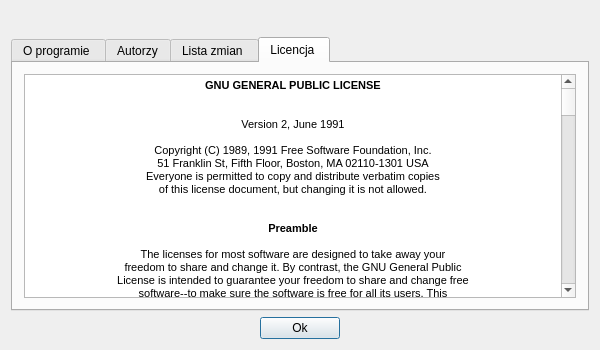
This is src/moor_gui/src/aboutdialog.ui in cykus/moorie as Qt 5 draws it before an edit. The edited form follows.
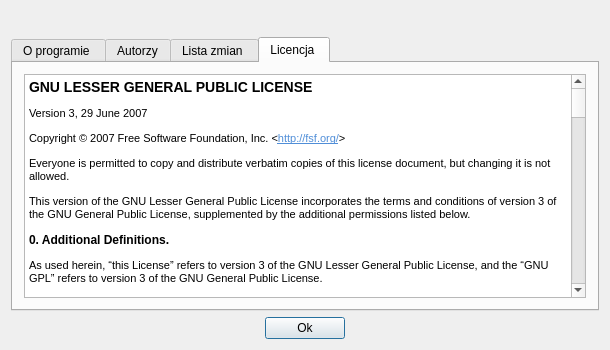
This is the edited form. The open tabs and pages were chosen to show the change.

Commit message: Zmiania licencji qmoorie

Patch:
```diff
--- a/src/moor_gui/src/aboutdialog.ui
+++ b/src/moor_gui/src/aboutdialog.ui
@@ -7,19 +7,19 @@
    <rect>
     <x>0</x>
     <y>0</y>
-    <width>600</width>
+    <width>610</width>
     <height>350</height>
    </rect>
   </property>
   <property name="minimumSize">
    <size>
-    <width>600</width>
+    <width>610</width>
     <height>350</height>
    </size>
   </property>
   <property name="maximumSize">
    <size>
-    <width>600</width>
+    <width>610</width>
     <height>350</height>
    </size>
   </property>
@@ -209,28 +209,51 @@
           <widget class="QTextBrowser" name="te_licencja">
            <property name="html">
             <string>&lt;!DOCTYPE HTML PUBLIC &quot;-//W3C//DTD HTML 4.0//EN&quot; &quot;http://www.w3.org/TR/REC-html40/strict.dtd&quot;&gt;
-&lt;html&gt;&lt;head&gt;&lt;meta name=&quot;qrichtext&quot; content=&quot;1&quot; /&gt;&lt;style type=&quot;text/css&quot;&gt;
+&lt;html&gt;&lt;head&gt;&lt;meta name=&quot;qrichtext&quot; content=&quot;1&quot; /&gt;&lt;title&gt;GNU Lesser General Public License - GNU Project - Free Software Foundation (FSF)&lt;/title&gt;&lt;style type=&quot;text/css&quot;&gt;
 p, li { white-space: pre-wrap; }
 &lt;/style&gt;&lt;/head&gt;&lt;body style=&quot; font-family:'Sans Serif'; font-size:8pt; font-weight:400; font-style:normal;&quot;&gt;
 &lt;table border=&quot;0&quot; style=&quot;-qt-table-type: root; margin-top:4px; margin-bottom:4px; margin-left:4px; margin-right:4px;&quot;&gt;
 &lt;tr&gt;
 &lt;td style=&quot;border: none;&quot;&gt;
-&lt;p align=&quot;center&quot; style=&quot; margin-top:0px; margin-bottom:0px; margin-left:0px; margin-right:0px; -qt-block-indent:0; text-indent:0px;&quot;&gt;&lt;span style=&quot; font-family:'Bitstream Vera Sans'; font-weight:600;&quot;&gt;GNU GENERAL PUBLIC LICENSE&lt;/span&gt;&lt;/p&gt;
-&lt;p align=&quot;center&quot; style=&quot; margin-top:0px; margin-bottom:0px; margin-left:0px; margin-right:0px; -qt-block-indent:0; text-indent:0px;&quot;&gt;&lt;span style=&quot; font-family:'Bitstream Vera Sans';&quot;&gt;&lt;br /&gt;&lt;/span&gt;&lt;/p&gt;
-&lt;p align=&quot;center&quot; style=&quot; margin-top:0px; margin-bottom:0px; margin-left:0px; margin-right:0px; -qt-block-indent:0; text-indent:0px;&quot;&gt;&lt;span style=&quot; font-family:'Bitstream Vera Sans';&quot;&gt;Version 2, June 1991&lt;/span&gt;&lt;/p&gt;
-&lt;p align=&quot;center&quot; style=&quot; margin-top:0px; margin-bottom:0px; margin-left:0px; margin-right:0px; -qt-block-indent:0; text-indent:0px;&quot;&gt;&lt;span style=&quot; font-family:'Bitstream Vera Sans';&quot;&gt;&lt;br /&gt;Copyright (C) 1989, 1991 Free Software Foundation, Inc.&lt;br /&gt;51 Franklin St, Fifth Floor, Boston, MA 02110-1301 USA&lt;br /&gt;Everyone is permitted to copy and distribute verbatim copies&lt;br /&gt;of this license document, but changing it is not allowed.&lt;br /&gt;&lt;br /&gt;&lt;/span&gt;&lt;/p&gt;
-&lt;p align=&quot;center&quot; style=&quot; margin-top:0px; margin-bottom:0px; margin-left:0px; margin-right:0px; -qt-block-indent:0; text-indent:0px;&quot;&gt;&lt;span style=&quot; font-family:'Bitstream Vera Sans'; font-weight:600;&quot;&gt;Preamble&lt;/span&gt;&lt;/p&gt;
-&lt;p align=&quot;center&quot; style=&quot; margin-top:0px; margin-bottom:0px; margin-left:0px; margin-right:0px; -qt-block-indent:0; text-indent:0px;&quot;&gt;&lt;span style=&quot; font-family:'Bitstream Vera Sans';&quot;&gt;&lt;br /&gt;The licenses for most software are designed to take away your&lt;br /&gt;freedom to share and change it. By contrast, the GNU General Public&lt;br /&gt;License is intended to guarantee your freedom to share and change free&lt;br /&gt;software--to make sure the software is free for all its users. This&lt;br /&gt;General Public License applies to most of the Free Software&lt;br /&gt;Foundation's software and to any other program whose authors commit to&lt;br /&gt;using it. (Some other Free Software Foundation software is covered by&lt;br /&gt;the GNU Library General Public License instead.) You can apply it to&lt;br /&gt;your programs, too.&lt;br /&gt;&lt;br /&gt;When we speak of free software, we are referring to freedom, not&lt;br /&gt;price. Our General Public Licenses are designed to make sure that you&lt;br /&gt;have the freedom to distribute copies of free software (and charge for&lt;br /&gt;this service if you wish), that you receive source code or can get it&lt;br /&gt;if you want it, that you can change the software or use pieces of it&lt;br /&gt;in new free programs; and that you know you can do these things.&lt;br /&gt;&lt;br /&gt;To protect your rights, we need to make restrictions that forbid&lt;br /&gt;anyone to deny you these rights or to ask you to surrender the rights.&lt;br /&gt;These restrictions translate to certain responsibilities for you if you&lt;br /&gt;distribute copies of the software, or if you modify it.&lt;br /&gt;&lt;br /&gt;For example, if you distribute copies of such a program, whether&lt;br /&gt;gratis or for a fee, you must give the recipients all the rights that&lt;br /&gt;you have. You must make sure that they, too, receive or can get the&lt;br /&gt;source code. And you must show them these terms so they know their&lt;br /&gt;rights.&lt;br /&gt;&lt;br /&gt;We protect your rights with two steps: (1) copyright the software, and&lt;br /&gt;(2) offer you this license which gives you legal permission to copy,&lt;br /&gt;distribute and/or modify the software.&lt;br /&gt;&lt;br /&gt;Also, for each author's protection and ours, we want to make certain&lt;br /&gt;that everyone understands that there is no warranty for this free&lt;br /&gt;software. If the software is modified by someone else and passed on, we&lt;br /&gt;want its recipients to know that what they have is not the original, so&lt;br /&gt;that any problems introduced by others will not reflect on the original&lt;br /&gt;authors' reputations.&lt;br /&gt;&lt;br /&gt;Finally, any free program is threatened constantly by software&lt;br /&gt;patents. We wish to avoid the danger that redistributors of a free&lt;br /&gt;program will individually obtain patent licenses, in effect making the&lt;br /&gt;program proprietary. To prevent this, we have made it clear that any&lt;br /&gt;patent must be licensed for everyone's free use or not licensed at all.&lt;br /&gt;&lt;br /&gt;The precise terms and conditions for copying, distribution and&lt;br /&gt;modification follow.&lt;br /&gt;&lt;br /&gt;&lt;/span&gt;&lt;/p&gt;
-&lt;p align=&quot;center&quot; style=&quot; margin-top:0px; margin-bottom:0px; margin-left:0px; margin-right:0px; -qt-block-indent:0; text-indent:0px;&quot;&gt;&lt;span style=&quot; font-family:'Bitstream Vera Sans'; font-weight:600;&quot;&gt;GNU GENERAL PUBLIC LICENSE&lt;/span&gt;&lt;/p&gt;
-&lt;p align=&quot;center&quot; style=&quot; margin-top:0px; margin-bottom:0px; margin-left:0px; margin-right:0px; -qt-block-indent:0; text-indent:0px;&quot;&gt;&lt;span style=&quot; font-family:'Bitstream Vera Sans';&quot;&gt;&lt;br /&gt;&lt;/span&gt;&lt;/p&gt;
-&lt;p align=&quot;center&quot; style=&quot; margin-top:0px; margin-bottom:0px; margin-left:0px; margin-right:0px; -qt-block-indent:0; text-indent:0px;&quot;&gt;&lt;span style=&quot; font-family:'Bitstream Vera Sans'; font-weight:600;&quot;&gt;TERMS AND CONDITIONS FOR COPYING, DISTRIBUTION AND MODIFICATION&lt;/span&gt;&lt;/p&gt;
-&lt;p align=&quot;center&quot; style=&quot; margin-top:0px; margin-bottom:0px; margin-left:0px; margin-right:0px; -qt-block-indent:0; text-indent:0px;&quot;&gt;&lt;span style=&quot; font-family:'Bitstream Vera Sans';&quot;&gt;&lt;br /&gt;0. This License applies to any program or other work which contains&lt;br /&gt;a notice placed by the copyright holder saying it may be distributed&lt;br /&gt;under the terms of this General Public License. The 'Program', below,&lt;br /&gt;refers to any such program or work, and a 'work based on the Program'&lt;br /&gt;means either the Program or any derivative work under copyright law:&lt;br /&gt;that is to say, a work containing the Program or a portion of it,&lt;br /&gt;either verbatim or with modifications and/or translated into another&lt;br /&gt;language. (Hereinafter, translation is included without limitation in&lt;br /&gt;the term 'modification'.) Each licensee is addressed as 'you'.&lt;br /&gt;&lt;br /&gt;Activities other than copying, distribution and modification are not&lt;br /&gt;covered by this License; they are outside its scope. The act of&lt;br /&gt;running the Program is not restricted, and the output from the Program&lt;br /&gt;is covered only if its contents constitute a work based on the&lt;br /&gt;Program (independent of having been made by running the Program).&lt;br /&gt;Whether that is true depends on what the Program does.&lt;br /&gt;&lt;br /&gt;1. You may copy and distribute verbatim copies of the Program's&lt;br /&gt;source code as you receive it, in any medium, provided that you&lt;br /&gt;conspicuously and appropriately publish on each copy an appropriate&lt;br /&gt;copyright notice and disclaimer of warranty; keep intact all the&lt;br /&gt;notices that refer to this License and to the absence of any warranty;&lt;br /&gt;and give any other recipients of the Program a copy of this License&lt;br /&gt;along with the Program.&lt;br /&gt;&lt;br /&gt;You may charge a fee for the physical act of transferring a copy, and&lt;br /&gt;you may at your option offer warranty protection in exchange for a fee.&lt;br /&gt;&lt;br /&gt;2. You may modify your copy or copies of the Program or any portion&lt;br /&gt;of it, thus forming a work based on the Program, and copy and&lt;br /&gt;distribute such modifications or work under the terms of Section 1&lt;br /&gt;above, provided that you also meet all of these conditions:&lt;br /&gt;&lt;br /&gt;a) You must cause the modified files to carry prominent notices&lt;br /&gt;stating that you changed the files and the date of any change.&lt;br /&gt;&lt;br /&gt;b) You must cause any work that you distribute or publish, that in&lt;br /&gt;whole or in part contains or is derived from the Program or any&lt;br /&gt;part thereof, to be licensed as a whole at no charge to all third&lt;br /&gt;parties under the terms of this License.&lt;br /&gt;&lt;br /&gt;c) If the modified program normally reads commands interactively&lt;br /&gt;when run, you must cause it, when started running for such&lt;br /&gt;interactive use in the most ordinary way, to print or display an&lt;br /&gt;announcement including an appropriate copyright notice and a&lt;br /&gt;notice that there is no warranty (or else, saying that you provide&lt;br /&gt;a warranty) and that users may redistribute the program under&lt;br /&gt;these conditions, and telling the user how to view a copy of this&lt;br /&gt;License. (Exception: if the Program itself is interactive but&lt;br /&gt;does not normally print such an announcement, your work based on&lt;br /&gt;the Program is not required to print an announcement.)&lt;br /&gt;&lt;br /&gt;These requirements apply to the modified work as a whole. If&lt;br /&gt;identifiable sections of that work are not derived from the Program,&lt;br /&gt;and can be reasonably considered independent and separate works in&lt;br /&gt;themselves, then this License, and its terms, do not apply to those&lt;br /&gt;sections when you distribute them as separate works. But when you&lt;br /&gt;distribute the same sections as part of a whole which is a work based&lt;br /&gt;on the Program, the distribution of the whole must be on the terms of&lt;br /&gt;this License, whose permissions for other licensees extend to the&lt;br /&gt;entire whole, and thus to each and every part regardless of who wrote it.&lt;br /&gt;&lt;br /&gt;Thus, it is not the intent of this section to claim rights or contest&lt;br /&gt;your rights to work written entirely by you; rather, the intent is to&lt;br /&gt;exercise the right to control the distribution of derivative or&lt;br /&gt;collective works based on the Program.&lt;br /&gt;&lt;br /&gt;In addition, mere aggregation of another work not based on the Program&lt;br /&gt;with the Program (or with a work based on the Program) on a volume of&lt;br /&gt;a storage or distribution medium does not bring the other work under&lt;br /&gt;the scope of this License.&lt;br /&gt;&lt;br /&gt;3. You may copy and distribute the Program (or a work based on it,&lt;br /&gt;under Section 2) in object code or executable form under the terms of&lt;br /&gt;Sections 1 and 2 above provided that you also do one of the following:&lt;br /&gt;&lt;br /&gt;a) Accompany it with the complete corresponding machine-readable&lt;br /&gt;source code, which must be distributed under the terms of Sections&lt;br /&gt;1 and 2 above on a medium customarily used for software interchange; or,&lt;br /&gt;&lt;br /&gt;b) Accompany it with a written offer, valid for at least three&lt;br /&gt;years, to give any third party, for a charge no more than your&lt;br /&gt;cost of physically performing source distribution, a complete&lt;br /&gt;machine-readable copy of the corresponding source code, to be&lt;br /&gt;distributed under the terms of Sections 1 and 2 above on a medium&lt;br /&gt;customarily used for software interchange; or,&lt;br /&gt;&lt;br /&gt;c) Accompany it with the information you received as to the offer&lt;br /&gt;to distribute corresponding source code. (This alternative is&lt;br /&gt;allowed only for noncommercial distribution and only if you&lt;br /&gt;received the program in object code or executable form with such&lt;br /&gt;an offer, in accord with Subsection b above.)&lt;br /&gt;&lt;br /&gt;The source code for a work means the preferred form of the work for&lt;br /&gt;making modifications to it. For an executable work, complete source&lt;br /&gt;code means all the source code for all modules it contains, plus any&lt;br /&gt;associated interface definition files, plus the scripts used to&lt;br /&gt;control compilation and installation of the executable. However, as a&lt;br /&gt;special exception, the source code distributed need not include&lt;br /&gt;anything that is normally distributed (in either source or binary&lt;br /&gt;form) with the major components (compiler, kernel, and so on) of the&lt;br /&gt;operating system on which the executable runs, unless that component&lt;br /&gt;itself accompanies the executable.&lt;br /&gt;&lt;br /&gt;If distribution of executable or object code is made by offering&lt;br /&gt;access to copy from a designated place, then offering equivalent&lt;br /&gt;access to copy the source code from the same place counts as&lt;br /&gt;distribution of the source code, even though third parties are not&lt;br /&gt;compelled to copy the source along with the object code.&lt;br /&gt;&lt;br /&gt;4. You may not copy, modify, sublicense, or distribute the Program&lt;br /&gt;except as expressly provided under this License. Any attempt&lt;br /&gt;otherwise to copy, modify, sublicense or distribute the Program is&lt;br /&gt;void, and will automatically terminate your rights under this License.&lt;br /&gt;However, parties who have received copies, or rights, from you under&lt;br /&gt;this License will not have their licenses terminated so long as such&lt;br /&gt;parties remain in full compliance.&lt;br /&gt;&lt;br /&gt;5. You are not required to accept this License, since you have not&lt;br /&gt;signed it. However, nothing else grants you permission to modify or&lt;br /&gt;distribute the Program or its derivative works. These actions are&lt;br /&gt;prohibited by law if you do not accept this License. Therefore, by&lt;br /&gt;modifying or distributing the Program (or any work based on the&lt;br /&gt;Program), you indicate your acceptance of this License to do so, and&lt;br /&gt;all its terms and conditions for copying, distributing or modifying&lt;br /&gt;the Program or works based on it.&lt;br /&gt;&lt;br /&gt;6. Each time you redistribute the Program (or any work based on the&lt;br /&gt;Program), the recipient automatically receives a license from the&lt;br /&gt;original licensor to copy, distribute or modify the Program subject to&lt;br /&gt;these terms and conditions. You may not impose any further&lt;br /&gt;restrictions on the recipients' exercise of the rights granted herein.&lt;br /&gt;You are not responsible for enforcing compliance by third parties to&lt;br /&gt;this License.&lt;br /&gt;&lt;br /&gt;7. If, as a consequence of a court judgment or allegation of patent&lt;br /&gt;infringement or for any other reason (not limited to patent issues),&lt;br /&gt;conditions are imposed on you (whether by court order, agreement or&lt;br /&gt;otherwise) that contradict the conditions of this License, they do not&lt;br /&gt;excuse you from the conditions of this License. If you cannot&lt;br /&gt;distribute so as to satisfy simultaneously your obligations under this&lt;br /&gt;License and any other pertinent obligations, then as a consequence you&lt;br /&gt;may not distribute the Program at all. For example, if a patent&lt;br /&gt;license would not permit royalty-free redistribution of the Program by&lt;br /&gt;all those who receive copies directly or indirectly through you, then&lt;br /&gt;the only way you could satisfy both it and this License would be to&lt;br /&gt;refrain entirely from distribution of the Program.&lt;br /&gt;&lt;br /&gt;If any portion of this section is held invalid or unenforceable under&lt;br /&gt;any particular circumstance, the balance of the section is intended to&lt;br /&gt;apply and the section as a whole is intended to apply in other&lt;br /&gt;circumstances.&lt;br /&gt;&lt;br /&gt;It is not the purpose of this section to induce you to infringe any&lt;br /&gt;patents or other property right claims or to contest validity of any&lt;br /&gt;such claims; this section has the sole purpose of protecting the&lt;br /&gt;integrity of the free software distribution system, which is&lt;br /&gt;implemented by public license practices. Many people have made&lt;br /&gt;generous contributions to the wide range of software distributed&lt;br /&gt;through that system in reliance on consistent application of that&lt;br /&gt;system; it is up to the author/donor to decide if he or she is willing&lt;br /&gt;to distribute software through any other system and a licensee cannot&lt;br /&gt;impose that choice.&lt;br /&gt;&lt;br /&gt;This section is intended to make thoroughly clear what is believed to&lt;br /&gt;be a consequence of the rest of this License.&lt;br /&gt;&lt;br /&gt;8. If the distribution and/or use of the Program is restricted in&lt;br /&gt;certain countries either by patents or by copyrighted interfaces, the&lt;br /&gt;original copyright holder who places the Program under this License&lt;br /&gt;may add an explicit geographical distribution limitation excluding&lt;br /&gt;those countries, so that distribution is permitted only in or among&lt;br /&gt;countries not thus excluded. In such case, this License incorporates&lt;br /&gt;the limitation as if written in the body of this License.&lt;br /&gt;&lt;br /&gt;9. The Free Software Foundation may publish revised and/or new versions&lt;br /&gt;of the General Public License from time to time. Such new versions will&lt;br /&gt;be similar in spirit to the present version, but may differ in detail to&lt;br /&gt;address new problems or concerns.&lt;br /&gt;&lt;br /&gt;Each version is given a distinguishing version number. If the Program&lt;br /&gt;specifies a version number of this License which applies to it and 'any&lt;br /&gt;later version', you have the option of following the terms and conditions&lt;br /&gt;either of that version or of any later version published by the Free&lt;br /&gt;Software Foundation. If the Program does not specify a version number of&lt;br /&gt;this License, you may choose any version ever published by the Free Software&lt;br /&gt;Foundation.&lt;br /&gt;&lt;br /&gt;10. If you wish to incorporate parts of the Program into other free&lt;br /&gt;programs whose distribution conditions are different, write to the author&lt;br /&gt;to ask for permission. For software which is copyrighted by the Free&lt;br /&gt;Software Foundation, write to the Free Software Foundation; we sometimes&lt;br /&gt;make exceptions for this. Our decision will be guided by the two goals&lt;br /&gt;of preserving the free status of all derivatives of our free software and&lt;br /&gt;of promoting the sharing and reuse of software generally.&lt;br /&gt;&lt;br /&gt;&lt;/span&gt;&lt;/p&gt;
-&lt;p align=&quot;center&quot; style=&quot; margin-top:0px; margin-bottom:0px; margin-left:0px; margin-right:0px; -qt-block-indent:0; text-indent:0px;&quot;&gt;&lt;span style=&quot; font-family:'Bitstream Vera Sans'; font-weight:600;&quot;&gt;NO WARRANTY&lt;/span&gt;&lt;/p&gt;
-&lt;p align=&quot;center&quot; style=&quot; margin-top:0px; margin-bottom:0px; margin-left:0px; margin-right:0px; -qt-block-indent:0; text-indent:0px;&quot;&gt;&lt;span style=&quot; font-family:'Bitstream Vera Sans';&quot;&gt;&lt;br /&gt;11. BECAUSE THE PROGRAM IS LICENSED FREE OF CHARGE, THERE IS NO WARRANTY&lt;br /&gt;FOR THE PROGRAM, TO THE EXTENT PERMITTED BY APPLICABLE LAW. EXCEPT WHEN&lt;br /&gt;OTHERWISE STATED IN WRITING THE COPYRIGHT HOLDERS AND/OR OTHER PARTIES&lt;br /&gt;PROVIDE THE PROGRAM &amp;quot;AS IS&amp;quot; WITHOUT WARRANTY OF ANY KIND, EITHER EXPRESSED&lt;br /&gt;OR IMPLIED, INCLUDING, BUT NOT LIMITED TO, THE IMPLIED WARRANTIES OF&lt;br /&gt;MERCHANTABILITY AND FITNESS FOR A PARTICULAR PURPOSE. THE ENTIRE RISK AS&lt;br /&gt;TO THE QUALITY AND PERFORMANCE OF THE PROGRAM IS WITH YOU. SHOULD THE&lt;br /&gt;PROGRAM PROVE DEFECTIVE, YOU ASSUME THE COST OF ALL NECESSARY SERVICING,&lt;br /&gt;REPAIR OR CORRECTION.&lt;br /&gt;&lt;br /&gt;12. IN NO EVENT UNLESS REQUIRED BY APPLICABLE LAW OR AGREED TO IN WRITING&lt;br /&gt;WILL ANY COPYRIGHT HOLDER, OR ANY OTHER PARTY WHO MAY MODIFY AND/OR&lt;br /&gt;REDISTRIBUTE THE PROGRAM AS PERMITTED ABOVE, BE LIABLE TO YOU FOR DAMAGES,&lt;br /&gt;INCLUDING ANY GENERAL, SPECIAL, INCIDENTAL OR CONSEQUENTIAL DAMAGES ARISING&lt;br /&gt;OUT OF THE USE OR INABILITY TO USE THE PROGRAM (INCLUDING BUT NOT LIMITED&lt;br /&gt;TO LOSS OF DATA OR DATA BEING RENDERED INACCURATE OR LOSSES SUSTAINED BY&lt;br /&gt;YOU OR THIRD PARTIES OR A FAILURE OF THE PROGRAM TO OPERATE WITH ANY OTHER&lt;br /&gt;PROGRAMS), EVEN IF SUCH HOLDER OR OTHER PARTY HAS BEEN ADVISED OF THE&lt;br /&gt;POSSIBILITY OF SUCH DAMAGES.&lt;br /&gt;&lt;br /&gt;&lt;/span&gt;&lt;/p&gt;
-&lt;p align=&quot;center&quot; style=&quot; margin-top:0px; margin-bottom:0px; margin-left:0px; margin-right:0px; -qt-block-indent:0; text-indent:0px;&quot;&gt;&lt;span style=&quot; font-family:'Bitstream Vera Sans'; font-weight:600;&quot;&gt;END OF TERMS AND CONDITIONS&lt;/span&gt;&lt;/p&gt;
-&lt;p align=&quot;center&quot; style=&quot; margin-top:0px; margin-bottom:0px; margin-left:0px; margin-right:0px; -qt-block-indent:0; text-indent:0px;&quot;&gt;&lt;span style=&quot; font-family:'Bitstream Vera Sans';&quot;&gt;&lt;br /&gt;&lt;/span&gt;&lt;/p&gt;
-&lt;p align=&quot;center&quot; style=&quot; margin-top:0px; margin-bottom:0px; margin-left:0px; margin-right:0px; -qt-block-indent:0; text-indent:0px;&quot;&gt;&lt;span style=&quot; font-family:'Bitstream Vera Sans';&quot;&gt;How to Apply These Terms to Your New Programs&lt;/span&gt;&lt;/p&gt;
-&lt;p align=&quot;center&quot; style=&quot; margin-top:0px; margin-bottom:0px; margin-left:0px; margin-right:0px; -qt-block-indent:0; text-indent:0px;&quot;&gt;&lt;span style=&quot; font-family:'Bitstream Vera Sans';&quot;&gt;&lt;br /&gt;If you develop a new program, and you want it to be of the greatest&lt;br /&gt;possible use to the public, the best way to achieve this is to make it&lt;br /&gt;free software which everyone can redistribute and change under these terms.&lt;br /&gt;&lt;br /&gt;To do so, attach the following notices to the program. It is safest&lt;br /&gt;to attach them to the start of each source file to most effectively&lt;br /&gt;convey the exclusion of warranty; and each file should have at least&lt;br /&gt;the 'copyright' line and a pointer to where the full notice is found.&lt;br /&gt;&lt;br /&gt;&lt;br /&gt;Copyright (C) &lt;br /&gt;&lt;br /&gt;This program is free software; you can redistribute it and/or modify&lt;br /&gt;it under the terms of the GNU General Public License as published by&lt;br /&gt;the Free Software Foundation; either version 2 of the License, or&lt;br /&gt;(at your option) any later version.&lt;br /&gt;&lt;br /&gt;This program is distributed in the hope that it will be useful,&lt;br /&gt;but WITHOUT ANY WARRANTY; without even the implied warranty of&lt;br /&gt;MERCHANTABILITY or FITNESS FOR A PARTICULAR PURPOSE. See the&lt;br /&gt;GNU General Public License for more details.&lt;br /&gt;&lt;br /&gt;You should have received a copy of the GNU General Public License&lt;br /&gt;along with this program; if not, write to the Free Software&lt;br /&gt;Foundation, Inc., 51 Franklin St, Fifth Floor, Boston, MA 02110-1301 USA&lt;br /&gt;&lt;br /&gt;&lt;br /&gt;Also add information on how to contact you by electronic and paper mail.&lt;br /&gt;&lt;br /&gt;If the program is interactive, make it output a short notice like this&lt;br /&gt;when it starts in an interactive mode:&lt;br /&gt;&lt;br /&gt;Gnomovision version 69, Copyright (C) year name of author&lt;br /&gt;Gnomovision comes with ABSOLUTELY NO WARRANTY; for details type `show w'.&lt;br /&gt;This is free software, and you are welcome to redistribute it&lt;br /&gt;under certain conditions; type `show c' for details.&lt;br /&gt;&lt;br /&gt;The hypothetical commands `show w' and `show c' should show the appropriate&lt;br /&gt;parts of the General Public License. Of course, the commands you use may&lt;br /&gt;be called something other than `show w' and `show c'; they could even be&lt;br /&gt;mouse-clicks or menu items--whatever suits your program.&lt;br /&gt;&lt;br /&gt;You should also get your employer (if you work as a programmer) or your&lt;br /&gt;school, if any, to sign a 'copyright disclaimer' for the program, if&lt;br /&gt;necessary. Here is a sample; alter the names:&lt;br /&gt;&lt;br /&gt;Yoyodyne, Inc., hereby disclaims all copyright interest in the program&lt;br /&gt;`Gnomovision' (which makes passes at compilers) written by James Hacker.&lt;br /&gt;&lt;br /&gt;'signature of Ty Coon', 1 April 1989&lt;br /&gt;Ty Coon, President of Vice&lt;br /&gt;&lt;br /&gt;This General Public License does not permit incorporating your program into&lt;br /&gt;proprietary programs. If your program is a subroutine library, you may&lt;br /&gt;consider it more useful to permit linking proprietary applications with the&lt;br /&gt;library. If this is what you want to do, use the GNU Library General&lt;br /&gt;Public License instead of this License.&lt;br /&gt;&lt;/span&gt;&lt;/p&gt;&lt;/td&gt;&lt;/tr&gt;&lt;/table&gt;&lt;/body&gt;&lt;/html&gt;</string>
+&lt;p style=&quot; margin-top:14px; margin-bottom:12px; margin-left:0px; margin-right:0px; -qt-block-indent:0; text-indent:0px;&quot;&gt;&lt;span style=&quot; font-size:large; font-weight:600;&quot;&gt;GNU LESSER GENERAL PUBLIC LICENSE&lt;/span&gt; &lt;/p&gt;
+&lt;p style=&quot; margin-top:12px; margin-bottom:12px; margin-left:0px; margin-right:0px; -qt-block-indent:0; text-indent:0px;&quot;&gt;Version 3, 29 June 2007 &lt;/p&gt;
+&lt;p style=&quot; margin-top:12px; margin-bottom:12px; margin-left:0px; margin-right:0px; -qt-block-indent:0; text-indent:0px;&quot;&gt;Copyright © 2007 Free Software Foundation, Inc. &amp;lt;&lt;a href=&quot;http://fsf.org/&quot;&gt;&lt;span style=&quot; text-decoration: underline; color:#508ed8;&quot;&gt;http://fsf.org/&lt;/span&gt;&lt;/a&gt;&amp;gt;&lt;/p&gt;
+&lt;p style=&quot; margin-top:12px; margin-bottom:12px; margin-left:0px; margin-right:0px; -qt-block-indent:0; text-indent:0px;&quot;&gt;Everyone is permitted to copy and distribute verbatim copies of this license document, but changing it is not allowed. &lt;/p&gt;
+&lt;p style=&quot; margin-top:12px; margin-bottom:12px; margin-left:0px; margin-right:0px; -qt-block-indent:0; text-indent:0px;&quot;&gt;This version of the GNU Lesser General Public License incorporates the terms and conditions of version 3 of the GNU General Public License, supplemented by the additional permissions listed below. &lt;/p&gt;
+&lt;p style=&quot; margin-top:0px; margin-bottom:0px; margin-left:0px; margin-right:0px; -qt-block-indent:0; text-indent:0px;&quot;&gt;&lt;a name=&quot;section0&quot;&gt;&lt;/a&gt;&lt;span style=&quot; font-size:medium; font-weight:600;&quot;&gt;0&lt;/span&gt;&lt;span style=&quot; font-size:medium; font-weight:600;&quot;&gt;. Additional Definitions.&lt;/span&gt; &lt;/p&gt;
+&lt;p style=&quot; margin-top:12px; margin-bottom:12px; margin-left:0px; margin-right:0px; -qt-block-indent:0; text-indent:0px;&quot;&gt;As used herein, “this License” refers to version 3 of the GNU Lesser General Public License, and the “GNU GPL” refers to version 3 of the GNU General Public License. &lt;/p&gt;
+&lt;p style=&quot; margin-top:12px; margin-bottom:12px; margin-left:0px; margin-right:0px; -qt-block-indent:0; text-indent:0px;&quot;&gt;“The Library” refers to a covered work governed by this License, other than an Application or a Combined Work as defined below. &lt;/p&gt;
+&lt;p style=&quot; margin-top:12px; margin-bottom:12px; margin-left:0px; margin-right:0px; -qt-block-indent:0; text-indent:0px;&quot;&gt;An “Application” is any work that makes use of an interface provided by the Library, but which is not otherwise based on the Library. Defining a subclass of a class defined by the Library is deemed a mode of using an interface provided by the Library. &lt;/p&gt;
+&lt;p style=&quot; margin-top:12px; margin-bottom:12px; margin-left:0px; margin-right:0px; -qt-block-indent:0; text-indent:0px;&quot;&gt;A “Combined Work” is a work produced by combining or linking an Application with the Library. The particular version of the Library with which the Combined Work was made is also called the “Linked Version”. &lt;/p&gt;
+&lt;p style=&quot; margin-top:12px; margin-bottom:12px; margin-left:0px; margin-right:0px; -qt-block-indent:0; text-indent:0px;&quot;&gt;The “Minimal Corresponding Source” for a Combined Work means the Corresponding Source for the Combined Work, excluding any source code for portions of the Combined Work that, considered in isolation, are based on the Application, and not on the Linked Version. &lt;/p&gt;
+&lt;p style=&quot; margin-top:12px; margin-bottom:12px; margin-left:0px; margin-right:0px; -qt-block-indent:0; text-indent:0px;&quot;&gt;The “Corresponding Application Code” for a Combined Work means the object code and/or source code for the Application, including any data and utility programs needed for reproducing the Combined Work from the Application, but excluding the System Libraries of the Combined Work. &lt;/p&gt;
+&lt;p style=&quot; margin-top:0px; margin-bottom:0px; margin-left:0px; margin-right:0px; -qt-block-indent:0; text-indent:0px;&quot;&gt;&lt;a name=&quot;section1&quot;&gt;&lt;/a&gt;&lt;span style=&quot; font-size:medium; font-weight:600;&quot;&gt;1&lt;/span&gt;&lt;span style=&quot; font-size:medium; font-weight:600;&quot;&gt;. Exception to Section 3 of the GNU GPL.&lt;/span&gt; &lt;/p&gt;
+&lt;p style=&quot; margin-top:12px; margin-bottom:12px; margin-left:0px; margin-right:0px; -qt-block-indent:0; text-indent:0px;&quot;&gt;You may convey a covered work under sections 3 and 4 of this License without being bound by section 3 of the GNU GPL. &lt;/p&gt;
+&lt;p style=&quot; margin-top:0px; margin-bottom:0px; margin-left:0px; margin-right:0px; -qt-block-indent:0; text-indent:0px;&quot;&gt;&lt;a name=&quot;section2&quot;&gt;&lt;/a&gt;&lt;span style=&quot; font-size:medium; font-weight:600;&quot;&gt;2&lt;/span&gt;&lt;span style=&quot; font-size:medium; font-weight:600;&quot;&gt;. Conveying Modified Versions.&lt;/span&gt; &lt;/p&gt;
+&lt;p style=&quot; margin-top:12px; margin-bottom:12px; margin-left:0px; margin-right:0px; -qt-block-indent:0; text-indent:0px;&quot;&gt;If you modify a copy of the Library, and, in your modifications, a facility refers to a function or data to be supplied by an Application that uses the facility (other than as an argument passed when the facility is invoked), then you may convey a copy of the modified version: &lt;/p&gt;
+&lt;ul style=&quot;margin-top: 0px; margin-bottom: 0px; margin-left: 0px; margin-right: 0px; -qt-list-indent: 1;&quot;&gt;&lt;li style=&quot; margin-top:12px; margin-bottom:0px; margin-left:0px; margin-right:0px; -qt-block-indent:0; text-indent:0px;&quot;&gt;a) under this License, provided that you make a good faith effort to ensure that, in the event an Application does not supply the function or data, the facility still operates, and performs whatever part of its purpose remains meaningful, or &lt;/li&gt;
+&lt;li style=&quot; margin-top:0px; margin-bottom:12px; margin-left:0px; margin-right:0px; -qt-block-indent:0; text-indent:0px;&quot;&gt;b) under the GNU GPL, with none of the additional permissions of this License applicable to that copy. &lt;/li&gt;&lt;/ul&gt;
+&lt;p style=&quot; margin-top:0px; margin-bottom:0px; margin-left:0px; margin-right:0px; -qt-block-indent:0; text-indent:0px;&quot;&gt;&lt;a name=&quot;section3&quot;&gt;&lt;/a&gt;&lt;span style=&quot; font-size:medium; font-weight:600;&quot;&gt;3&lt;/span&gt;&lt;span style=&quot; font-size:medium; font-weight:600;&quot;&gt;. Object Code Incorporating Material from Library Header Files.&lt;/span&gt; &lt;/p&gt;
+&lt;p style=&quot; margin-top:12px; margin-bottom:12px; margin-left:0px; margin-right:0px; -qt-block-indent:0; text-indent:0px;&quot;&gt;The object code form of an Application may incorporate material from a header file that is part of the Library. You may convey such object code under terms of your choice, provided that, if the incorporated material is not limited to numerical parameters, data structure layouts and accessors, or small macros, inline functions and templates (ten or fewer lines in length), you do both of the following: &lt;/p&gt;
+&lt;ul style=&quot;margin-top: 0px; margin-bottom: 0px; margin-left: 0px; margin-right: 0px; -qt-list-indent: 1;&quot;&gt;&lt;li style=&quot; margin-top:12px; margin-bottom:0px; margin-left:0px; margin-right:0px; -qt-block-indent:0; text-indent:0px;&quot;&gt;a) Give prominent notice with each copy of the object code that the Library is used in it and that the Library and its use are covered by this License. &lt;/li&gt;
+&lt;li style=&quot; margin-top:0px; margin-bottom:12px; margin-left:0px; margin-right:0px; -qt-block-indent:0; text-indent:0px;&quot;&gt;b) Accompany the object code with a copy of the GNU GPL and this license document. &lt;/li&gt;&lt;/ul&gt;
+&lt;p style=&quot; margin-top:0px; margin-bottom:0px; margin-left:0px; margin-right:0px; -qt-block-indent:0; text-indent:0px;&quot;&gt;&lt;a name=&quot;section4&quot;&gt;&lt;/a&gt;&lt;span style=&quot; font-size:medium; font-weight:600;&quot;&gt;4&lt;/span&gt;&lt;span style=&quot; font-size:medium; font-weight:600;&quot;&gt;. Combined Works.&lt;/span&gt; &lt;/p&gt;
+&lt;p style=&quot; margin-top:12px; margin-bottom:12px; margin-left:0px; margin-right:0px; -qt-block-indent:0; text-indent:0px;&quot;&gt;You may convey a Combined Work under terms of your choice that, taken together, effectively do not restrict modification of the portions of the Library contained in the Combined Work and reverse engineering for debugging such modifications, if you also do each of the following: &lt;/p&gt;
+&lt;ul style=&quot;margin-top: 0px; margin-bottom: 0px; margin-left: 0px; margin-right: 0px; -qt-list-indent: 1;&quot;&gt;&lt;li style=&quot; margin-top:12px; margin-bottom:0px; margin-left:0px; margin-right:0px; -qt-block-indent:0; text-indent:0px;&quot;&gt;a) Give prominent notice with each copy of the Combined Work that the Library is used in it and that the Library and its use are covered by this License. &lt;/li&gt;
+&lt;li style=&quot; margin-top:0px; margin-bottom:0px; margin-left:0px; margin-right:0px; -qt-block-indent:0; text-indent:0px;&quot;&gt;b) Accompany the Combined Work with a copy of the GNU GPL and this license document. &lt;/li&gt;
+&lt;li style=&quot; margin-top:0px; margin-bottom:0px; margin-left:0px; margin-right:0px; -qt-block-indent:0; text-indent:0px;&quot;&gt;c) For a Combined Work that displays copyright notices during execution, include the copyright notice for the Library among these notices, as well as a reference directing the user to the copies of the GNU GPL and this license document. &lt;/li&gt;
+&lt;li style=&quot; margin-top:0px; margin-bottom:0px; margin-left:0px; margin-right:0px; -qt-block-indent:0; text-indent:0px;&quot;&gt;d) Do one of the following: &lt;/li&gt;
+&lt;ul type=&quot;circle&quot; style=&quot;margin-top: 0px; margin-bottom: 0px; margin-left: 0px; margin-right: 0px; -qt-list-indent: 2;&quot;&gt;&lt;li style=&quot; margin-top:0px; margin-bottom:0px; margin-left:0px; margin-right:0px; -qt-block-indent:0; text-indent:0px;&quot;&gt;0) Convey the Minimal Corresponding Source under the terms of this License, and the Corresponding Application Code in a form suitable for, and under terms that permit, the user to recombine or relink the Application with a modified version of the Linked Version to produce a modified Combined Work, in the manner specified by section 6 of the GNU GPL for conveying Corresponding Source. &lt;/li&gt;
+&lt;li style=&quot; margin-top:0px; margin-bottom:0px; margin-left:0px; margin-right:0px; -qt-block-indent:0; text-indent:0px;&quot;&gt;1) Use a suitable shared library mechanism for linking with the Library. A suitable mechanism is one that (a) uses at run time a copy of the Library already present on the user's computer system, and (b) will operate properly with a modified version of the Library that is interface-compatible with the Linked Version. &lt;/li&gt;&lt;/ul&gt;
+&lt;li style=&quot; margin-top:0px; margin-bottom:12px; margin-left:0px; margin-right:0px; -qt-block-indent:0; text-indent:0px;&quot;&gt;e) Provide Installation Information, but only if you would otherwise be required to provide such information under section 6 of the GNU GPL, and only to the extent that such information is necessary to install and execute a modified version of the Combined Work produced by recombining or relinking the Application with a modified version of the Linked Version. (If you use option 4d0, the Installation Information must accompany the Minimal Corresponding Source and Corresponding Application Code. If you use option 4d1, you must provide the Installation Information in the manner specified by section 6 of the GNU GPL for conveying Corresponding Source.) &lt;/li&gt;&lt;/ul&gt;
+&lt;p style=&quot; margin-top:0px; margin-bottom:0px; margin-left:0px; margin-right:0px; -qt-block-indent:0; text-indent:0px;&quot;&gt;&lt;a name=&quot;section5&quot;&gt;&lt;/a&gt;&lt;span style=&quot; font-size:medium; font-weight:600;&quot;&gt;5&lt;/span&gt;&lt;span style=&quot; font-size:medium; font-weight:600;&quot;&gt;. Combined Libraries.&lt;/span&gt; &lt;/p&gt;
+&lt;p style=&quot; margin-top:12px; margin-bottom:12px; margin-left:0px; margin-right:0px; -qt-block-indent:0; text-indent:0px;&quot;&gt;You may place library facilities that are a work based on the Library side by side in a single library together with other library facilities that are not Applications and are not covered by this License, and convey such a combined library under terms of your choice, if you do both of the following: &lt;/p&gt;
+&lt;ul style=&quot;margin-top: 0px; margin-bottom: 0px; margin-left: 0px; margin-right: 0px; -qt-list-indent: 1;&quot;&gt;&lt;li style=&quot; margin-top:12px; margin-bottom:0px; margin-left:0px; margin-right:0px; -qt-block-indent:0; text-indent:0px;&quot;&gt;a) Accompany the combined library with a copy of the same work based on the Library, uncombined with any other library facilities, conveyed under the terms of this License. &lt;/li&gt;
+&lt;li style=&quot; margin-top:0px; margin-bottom:12px; margin-left:0px; margin-right:0px; -qt-block-indent:0; text-indent:0px;&quot;&gt;b) Give prominent notice with the combined library that part of it is a work based on the Library, and explaining where to find the accompanying uncombined form of the same work. &lt;/li&gt;&lt;/ul&gt;
+&lt;p style=&quot; margin-top:0px; margin-bottom:0px; margin-left:0px; margin-right:0px; -qt-block-indent:0; text-indent:0px;&quot;&gt;&lt;a name=&quot;section6&quot;&gt;&lt;/a&gt;&lt;span style=&quot; font-size:medium; font-weight:600;&quot;&gt;6&lt;/span&gt;&lt;span style=&quot; font-size:medium; font-weight:600;&quot;&gt;. Revised Versions of the GNU Lesser General Public License.&lt;/span&gt; &lt;/p&gt;
+&lt;p style=&quot; margin-top:12px; margin-bottom:12px; margin-left:0px; margin-right:0px; -qt-block-indent:0; text-indent:0px;&quot;&gt;The Free Software Foundation may publish revised and/or new versions of the GNU Lesser General Public License from time to time. Such new versions will be similar in spirit to the present version, but may differ in detail to address new problems or concerns. &lt;/p&gt;
+&lt;p style=&quot; margin-top:12px; margin-bottom:12px; margin-left:0px; margin-right:0px; -qt-block-indent:0; text-indent:0px;&quot;&gt;Each version is given a distinguishing version number. If the Library as you received it specifies that a certain numbered version of the GNU Lesser General Public License “or any later version” applies to it, you have the option of following the terms and conditions either of that published version or of any later version published by the Free Software Foundation. If the Library as you received it does not specify a version number of the GNU Lesser General Public License, you may choose any version of the GNU Lesser General Public License ever published by the Free Software Foundation. &lt;/p&gt;
+&lt;p style=&quot; margin-top:12px; margin-bottom:12px; margin-left:0px; margin-right:0px; -qt-block-indent:0; text-indent:0px;&quot;&gt;If the Library as you received it specifies that a proxy can decide whether future versions of the GNU Lesser General Public License shall apply, that proxy's public statement of acceptance of any version is permanent authorization for you to choose that version for the Library. &lt;/p&gt;&lt;/td&gt;&lt;/tr&gt;&lt;/table&gt;&lt;/body&gt;&lt;/html&gt;</string>
            </property>
           </widget>
          </item>
```
The commit also changes 1 other file.
